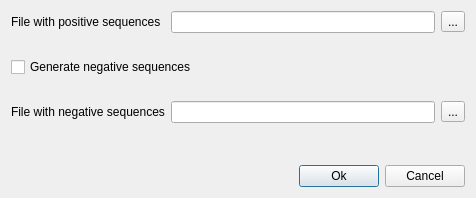
The window that src/plugins/expert_discovery/src/ui/ExpertDiscoveryPosNegDialog.ui (violethaze74/ugene) describes before a commit, drawn with Qt 5.
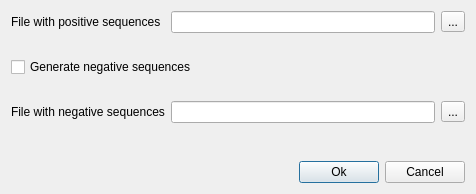
The same window after the commit. Icons and pictures are not drawn.

Patch:
```diff
--- a/src/plugins/expert_discovery/src/ui/ExpertDiscoveryPosNegDialog.ui
+++ b/src/plugins/expert_discovery/src/ui/ExpertDiscoveryPosNegDialog.ui
@@ -10,7 +10,7 @@
     <x>0</x>
     <y>0</y>
     <width>476</width>
-    <height>198</height>
+    <height>194</height>
    </rect>
   </property>
   <property name="sizePolicy">
```
